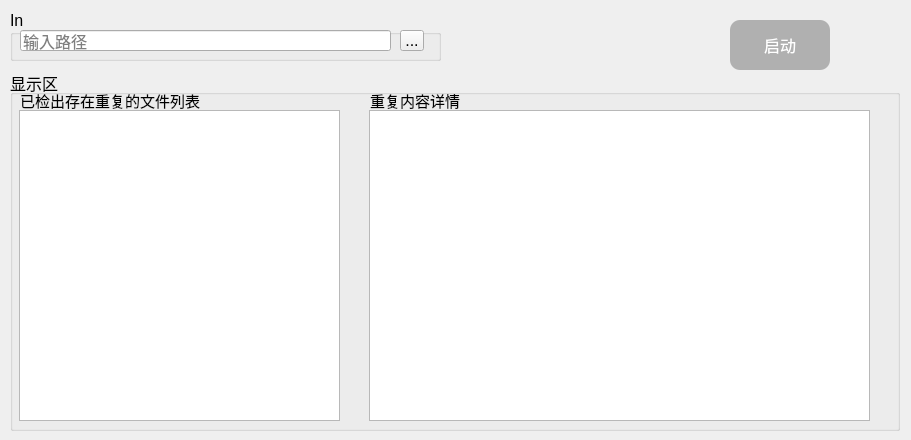
Qt form sample/qt/src/widget/DetectDuplicateFilesWidget.ui (Johnny-dot/Tools) before a commit.
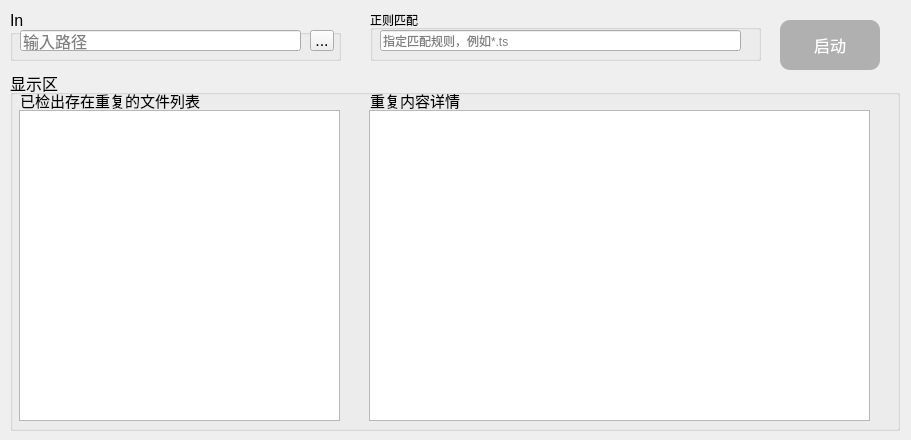
The same form after that commit.

Commit message: 文件去重--1.支持导出检测结果到json 2.支持检测仅符合正则匹配规则的文件

Patch:
```diff
--- a/sample/qt/src/widget/DetectDuplicateFilesWidget.ui
+++ b/sample/qt/src/widget/DetectDuplicateFilesWidget.ui
@@ -16,7 +16,7 @@
   <widget class="QPushButton" name="pushButton_build">
    <property name="geometry">
     <rect>
-     <x>730</x>
+     <x>780</x>
      <y>20</y>
      <width>100</width>
      <height>50</height>
@@ -147,7 +147,7 @@
     <rect>
      <x>10</x>
      <y>10</y>
-     <width>431</width>
+     <width>331</width>
      <height>51</height>
     </rect>
    </property>
@@ -173,7 +173,7 @@
      <rect>
       <x>10</x>
       <y>20</y>
-      <width>371</width>
+      <width>281</width>
       <height>21</height>
      </rect>
     </property>
@@ -184,7 +184,7 @@
    <widget class="QToolButton" name="toolButton_inPath">
     <property name="geometry">
      <rect>
-      <x>390</x>
+      <x>300</x>
       <y>20</y>
       <width>24</width>
       <height>21</height>
@@ -195,6 +195,32 @@
     </property>
    </widget>
   </widget>
+  <widget class="QGroupBox" name="groupBox_3">
+   <property name="geometry">
+    <rect>
+     <x>370</x>
+     <y>10</y>
+     <width>391</width>
+     <height>51</height>
+    </rect>
+   </property>
+   <property name="title">
+    <string>正则匹配</string>
+   </property>
+   <widget class="QLineEdit" name="lineEdit_match">
+    <property name="geometry">
+     <rect>
+      <x>10</x>
+      <y>20</y>
+      <width>361</width>
+      <height>21</height>
+     </rect>
+    </property>
+    <property name="placeholderText">
+     <string>指定匹配规则，例如*.ts</string>
+    </property>
+   </widget>
+  </widget>
  </widget>
  <resources/>
  <connections/>
```
The commit also changes 6 other files.
